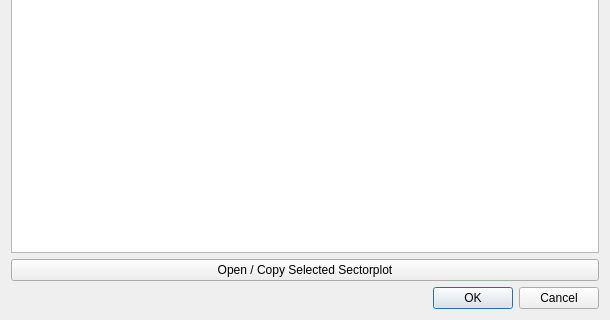
Above: SectorPlot/sectorplot_dialog_base.ui from rduivenvoorde/sectorplot before the change; both pictures show x 0 to 610 and y 180 to 500 of the 610 by 500 pixel window. Below: the same form after it.
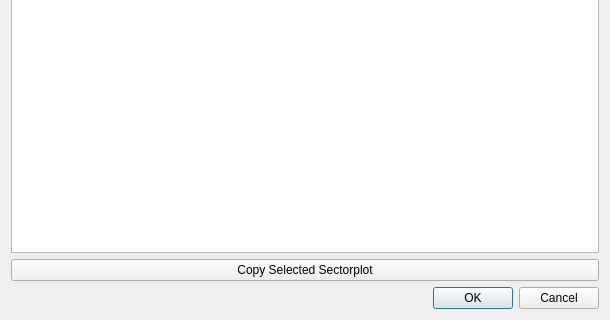
That is the form after the change.

Commit message: new columns, working sectorlist

Diff of the .ui file:
```diff
--- a/SectorPlot/sectorplot_dialog_base.ui
+++ b/SectorPlot/sectorplot_dialog_base.ui
@@ -17,7 +17,7 @@
    <item row="6" column="0" colspan="2">
     <widget class="QPushButton" name="btn_open_sectorplot_dialog">
      <property name="text">
-      <string>Open / Copy Selected Sectorplot</string>
+      <string>Copy Selected Sectorplot</string>
      </property>
     </widget>
    </item>
```
The commit also changes 1 other file.
